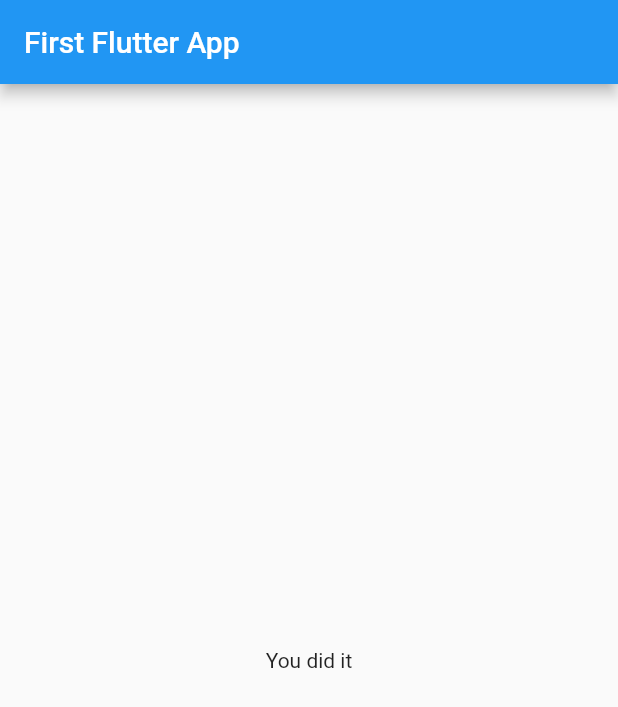
After one commit to sunaranish17/learning-flutter, a Flutter app: the screen it shows after launch, after a tap on "Black", after a tap on "Lion", after a tap on "JavaScript", on a phone screen of 412 x 824 dp. The commit adds this screen. Shown: the top 707 px of the screen. Run offline on Flutter 3.47's test engine with Material 2 defaults, Android fonts, the phone set to English and light mode, and no system bars.

Commit message:
Feat: result widget

```diff
--- a/lib/main.dart
+++ b/lib/main.dart
@@ -1,7 +1,6 @@
 import 'package:flutter/material.dart';
-import 'package:learning_flutter/answer.dart';
-import 'package:learning_flutter/question.dart';
 import 'package:learning_flutter/quiz.dart';
+import 'package:learning_flutter/result.dart';
 
 void main() {
   runApp(MyApp());
@@ -57,10 +56,7 @@ class _MyAppState extends State<MyApp> {
                   questionIndex: _questionIndex,
                   questions: _questions,
                 )
-            : Center(
-                child: Text("You did it"),
-              ),
-      ),
+              : Result()),
     );
   }
 }
--- /dev/null
+++ b/lib/result.dart
@@ -0,0 +1,10 @@
+import 'package:flutter/material.dart';
+
+class Result extends StatelessWidget {
+  @override
+  Widget build(BuildContext context) {
+    return Center(
+      child: Text("You did it"),
+    );
+  }
+}
```
Lines whose indentation alone changed are shown as unchanged.
